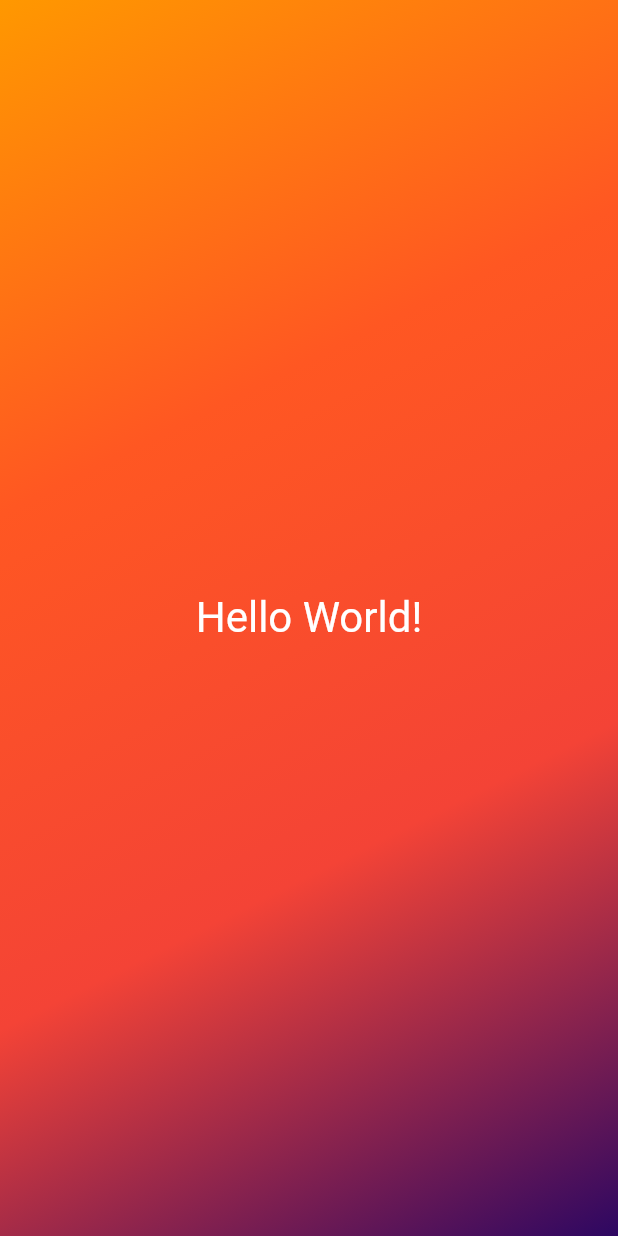
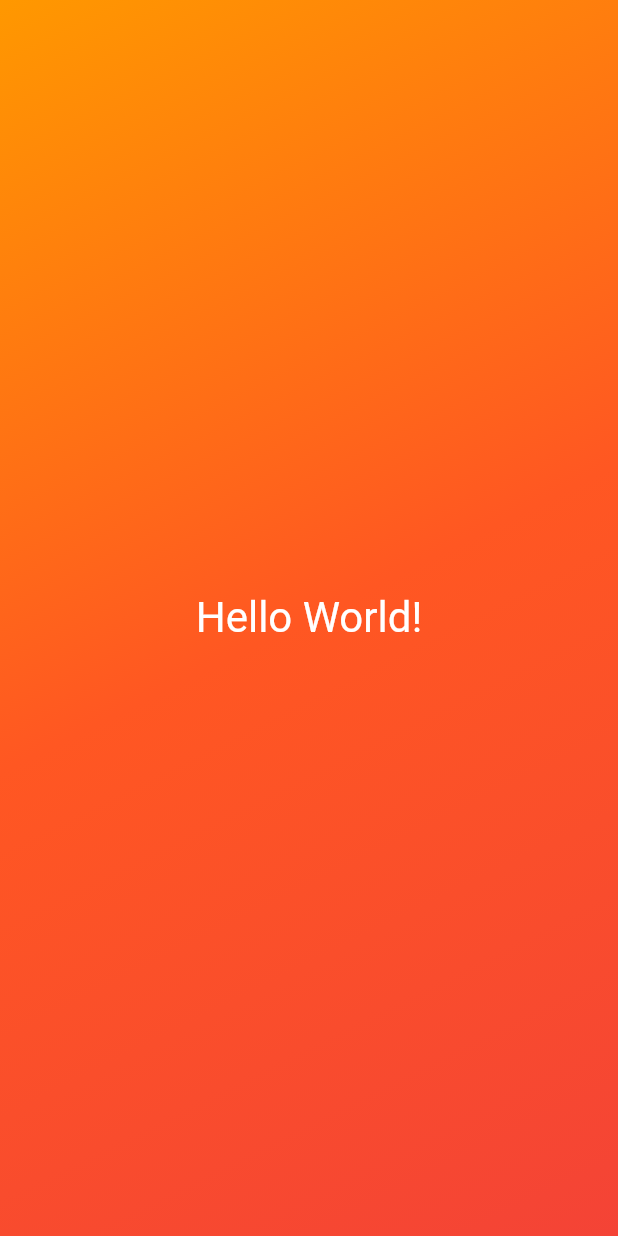
Before and after one commit to dyWe2216/flutter-basics, a Flutter app: the screen it shows after launch, on a phone screen of 412 x 824 dp. Run offline on Flutter 3.47's test engine with Material 2 defaults, Android fonts, the phone set to English and light mode, and no system bars.

Commit message:
feat: 출력되는 메세지를 동적으로 설정할 수 있도록 변경

```diff
--- a/lib/gradient_container.dart
+++ b/lib/gradient_container.dart
@@ -1,5 +1,8 @@
 import 'package:flutter/material.dart';
 import 'package:basics/styled_text.dart';
+
+const startAlignment = Alignment.topLeft;
+const endAlignment = Alignment.bottomRight;
 
 class GradientContainer extends StatelessWidget {
   const GradientContainer({super.key});
@@ -13,14 +16,13 @@ class GradientContainer extends StatelessWidget {
             Colors.orange,
             Colors.deepOrange,
             Colors.red,
-            Color.fromARGB(255, 45, 7, 98)
           ],
-          begin: Alignment.topLeft,
-          end: Alignment.bottomRight,
+          begin: startAlignment,
+          end: endAlignment,
         ),
       ),
-      child: const Center(
-        child: StyledText(),
+      child: Center(
+        child: StyledText('Hello World!'),
       ),
     );
   }
--- a/lib/styled_text.dart
+++ b/lib/styled_text.dart
@@ -1,13 +1,15 @@
 import 'package:flutter/material.dart';
 
 class StyledText extends StatelessWidget {
-  const StyledText({super.key});
+  StyledText(this.text, {super.key});
+
+  final String text;
 
   @override
   Widget build(context) {
-    return const Text(
-      'Hello World!',
-      style: TextStyle(inherit: true, color: Colors.white, fontSize: 28),
+    return Text(
+      text,
+      style: const TextStyle(inherit: true, color: Colors.white, fontSize: 28),
     );
   }
 }
```
